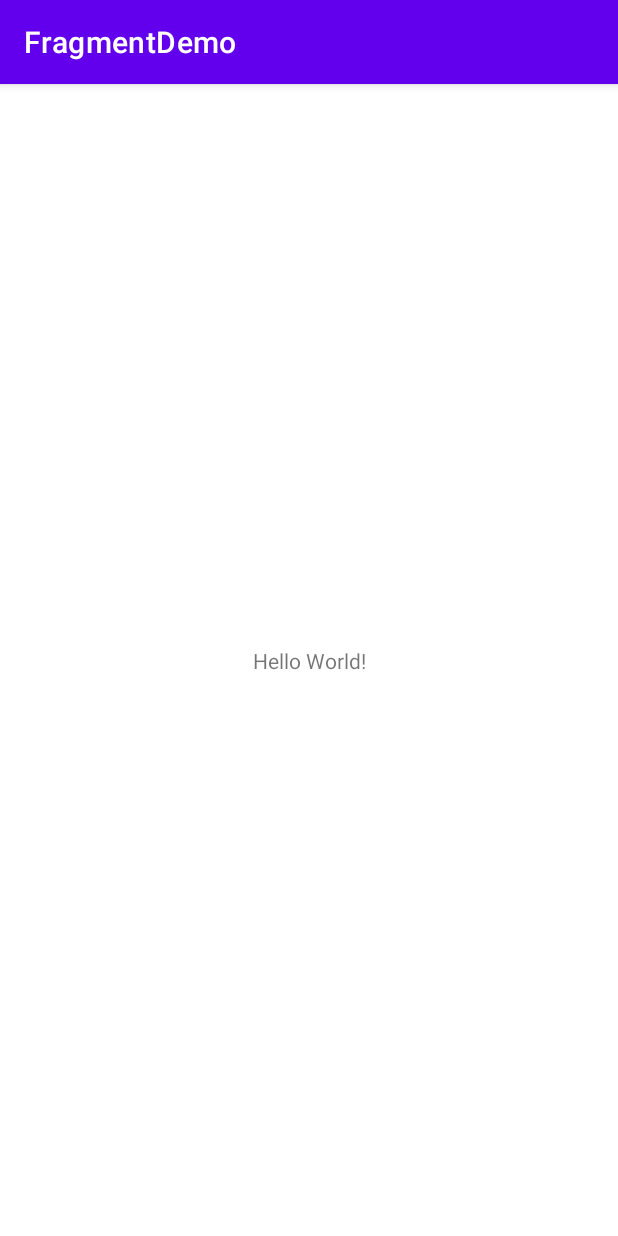
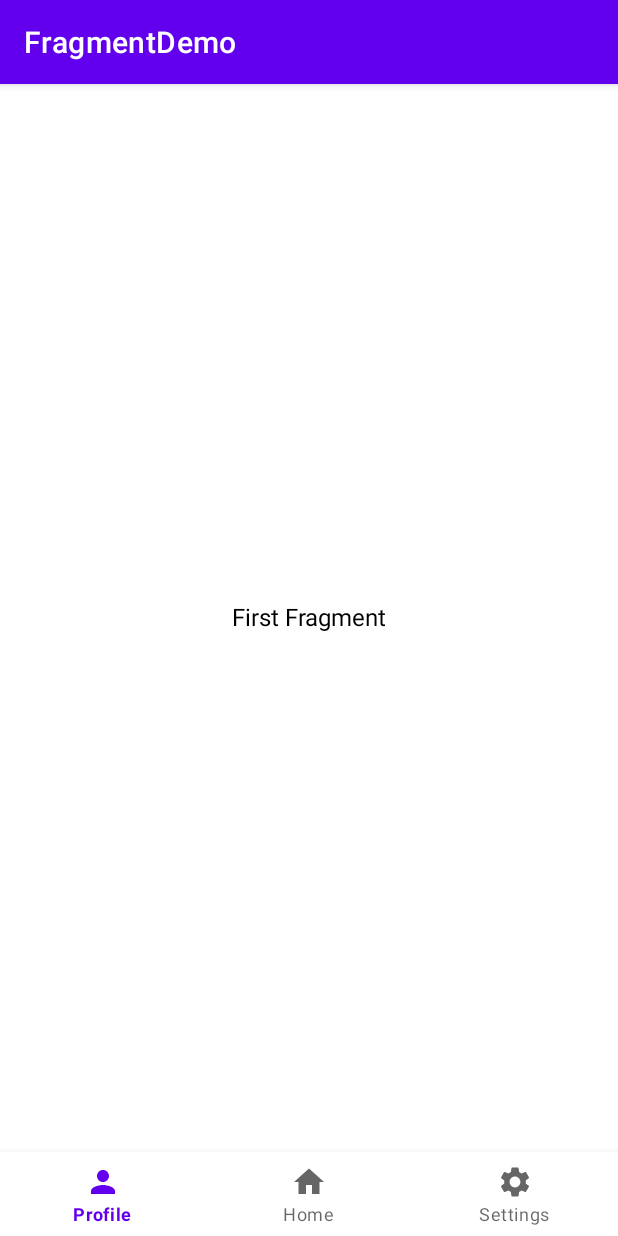
Before and after one commit to basakjeet08/FragmentDemo, an Android app: the screen it shows after launch (MainActivity), on a phone screen of 412 x 824 dp. Run offline under Robolectric (Android 15) with nearby library versions, the phone set to English and light mode, and no system bars; our stand-ins replace navigation-ui.

Commit message:
Done With the Fragment Demos

```diff
--- a/app/src/main/java/com/basakjeet08/fragmentdemo/MainActivity.kt
+++ b/app/src/main/java/com/basakjeet08/fragmentdemo/MainActivity.kt
@@ -2,10 +2,22 @@ package com.basakjeet08.fragmentdemo
 
 import androidx.appcompat.app.AppCompatActivity
 import android.os.Bundle
+import androidx.navigation.fragment.NavHostFragment
+import androidx.navigation.ui.setupWithNavController
+import com.basakjeet08.fragmentdemo.databinding.ActivityMainBinding
 
+private lateinit var binding : ActivityMainBinding
 class MainActivity : AppCompatActivity() {
     override fun onCreate(savedInstanceState: Bundle?) {
         super.onCreate(savedInstanceState)
-        setContentView(R.layout.activity_main)
+        binding = ActivityMainBinding.inflate(layoutInflater)
+        setContentView(binding.root)
+
+
+        val bottomNavigationView = binding.bottomNavigationView
+        val navHostFragment =supportFragmentManager.findFragmentById(R.id.NavHostFragment) as NavHostFragment
+        val navController =navHostFragment.navController
+        bottomNavigationView.setupWithNavController(navController)
+
     }
 }
--- /dev/null
+++ b/app/src/main/res/drawable/ic_home.xml
@@ -0,0 +1,5 @@
+<vector android:height="24dp" android:tint="#000000"
+    android:viewportHeight="24" android:viewportWidth="24"
+    android:width="24dp" xmlns:android="http://schemas.android.com/apk/res/android">
+    <path android:fillColor="@android:color/white" android:pathData="M10,20v-6h4v6h5v-8h3L12,3 2,12h3v8z"/>
+</vector>
--- /dev/null
+++ b/app/src/main/res/drawable/ic_profile.xml
@@ -0,0 +1,5 @@
+<vector android:height="24dp" android:tint="#000000"
+    android:viewportHeight="24" android:viewportWidth="24"
+    android:width="24dp" xmlns:android="http://schemas.android.com/apk/res/android">
+    <path android:fillColor="@android:color/white" android:pathData="M12,12c2.21,0 4,-1.79 4,-4s-1.79,-4 -4,-4 -4,1.79 -4,4 1.79,4 4,4zM12,14c-2.67,0 -8,1.34 -8,4v2h16v-2c0,-2.66 -5.33,-4 -8,-4z"/>
+</vector>
--- /dev/null
+++ b/app/src/main/res/drawable/ic_settings.xml
@@ -0,0 +1,5 @@
+<vector android:height="24dp" android:tint="#000000"
+    android:viewportHeight="24" android:viewportWidth="24"
+    android:width="24dp" xmlns:android="http://schemas.android.com/apk/res/android">
+    <path android:fillColor="@android:color/white" android:pathData="M19.14,12.94c0.04,-0.3 0.06,-0.61 0.06,-0.94c0,-0.32 -0.02,-0.64 -0.07,-0.94l2.03,-1.58c0.18,-0.14 0.23,-0.41 0.12,-0.61l-1.92,-3.32c-0.12,-0.22 -0.37,-0.29 -0.59,-0.22l-2.39,0.96c-0.5,-0.38 -1.03,-0.7 -1.62,-0.94L14.4,2.81c-0.04,-0.24 -0.24,-0.41 -0.48,-0.41h-3.84c-0.24,0 -0.43,0.17 -0.47,0.41L9.25,5.35C8.66,5.59 8.12,5.92 7.63,6.29L5.24,5.33c-0.22,-0.08 -0.47,0 -0.59,0.22L2.74,8.87C2.62,9.08 2.66,9.34 2.86,9.48l2.03,1.58C4.84,11.36 4.8,11.69 4.8,12s0.02,0.64 0.07,0.94l-2.03,1.58c-0.18,0.14 -0.23,0.41 -0.12,0.61l1.92,3.32c0.12,0.22 0.37,0.29 0.59,0.22l2.39,-0.96c0.5,0.38 1.03,0.7 1.62,0.94l0.36,2.54c0.05,0.24 0.24,0.41 0.48,0.41h3.84c0.24,0 0.44,-0.17 0.47,-0.41l0.36,-2.54c0.59,-0.24 1.13,-0.56 1.62,-0.94l2.39,0.96c0.22,0.08 0.47,0 0.59,-0.22l1.92,-3.32c0.12,-0.22 0.07,-0.47 -0.12,-0.61L19.14,12.94zM12,15.6c-1.98,0 -3.6,-1.62 -3.6,-3.6s1.62,-3.6 3.6,-3.6s3.6,1.62 3.6,3.6S13.98,15.6 12,15.6z"/>
+</vector>
--- a/app/src/main/res/layout/activity_main.xml
+++ b/app/src/main/res/layout/activity_main.xml
@@ -6,13 +6,25 @@
     android:layout_height="match_parent"
     tools:context=".MainActivity">
 
-    <TextView
-        android:layout_width="wrap_content"
+    <com.google.android.material.bottomnavigation.BottomNavigationView
+        android:id="@+id/bottomNavigationView"
+        android:layout_width="match_parent"
         android:layout_height="wrap_content"
-        android:text="Hello World!"
         app:layout_constraintBottom_toBottomOf="parent"
         app:layout_constraintEnd_toEndOf="parent"
         app:layout_constraintStart_toStartOf="parent"
-        app:layout_constraintTop_toTopOf="parent" />
+        app:menu="@menu/menu_bottom_navigation"/>
 
+    <androidx.fragment.app.FragmentContainerView
+        android:id="@+id/NavHostFragment"
+        android:name="androidx.navigation.fragment.NavHostFragment"
+        android:layout_width="409dp"
+        android:layout_height="673dp"
+        android:layout_marginBottom="2dp"
+        app:defaultNavHost="true"
+        app:layout_constraintBottom_toTopOf="@+id/bottomNavigationView"
+        app:layout_constraintEnd_toEndOf="parent"
+        app:layout_constraintStart_toStartOf="parent"
+        app:layout_constraintTop_toTopOf="parent"
+        app:navGraph="@navigation/nav_graph" />
 </androidx.constraintlayout.widget.ConstraintLayout>
--- a/app/src/main/res/layout/fragment_first.xml
+++ b/app/src/main/res/layout/fragment_first.xml
@@ -1,14 +1,19 @@
 <?xml version="1.0" encoding="utf-8"?>
-<FrameLayout xmlns:android="http://schemas.android.com/apk/res/android"
+<LinearLayout xmlns:android="http://schemas.android.com/apk/res/android"
     xmlns:tools="http://schemas.android.com/tools"
     android:layout_width="match_parent"
     android:layout_height="match_parent"
-    tools:context=".fragments.FirstFragment">
-
-    <!-- TODO: Update blank fragment layout -->
+    tools:context=".fragments.FirstFragment"
+    android:gravity="center"
+    >
     <TextView
         android:layout_width="match_parent"
-        android:layout_height="match_parent"
-        android:text="@string/hello_blank_fragment" />
+        android:layout_height="wrap_content"
+        android:textSize="16sp"
+        android:gravity="center"
+        android:textColor="@color/black"
+        android:text="@string/first_fragment"
+        />
 
-</FrameLayout>
+
+</LinearLayout>
--- /dev/null
+++ b/app/src/main/res/menu/menu_bottom_navigation.xml
@@ -0,0 +1,16 @@
+<?xml version="1.0" encoding="utf-8"?>
+<menu xmlns:android="http://schemas.android.com/apk/res/android">
+
+    <item
+        android:id="@+id/firstFragment"
+        android:icon="@drawable/ic_profile"
+        android:title="@string/profile" />
+    <item
+        android:id="@+id/secondFragment"
+        android:icon="@drawable/ic_home"
+        android:title="@string/home" />
+    <item
+        android:id="@+id/thirdFragment"
+        android:icon="@drawable/ic_settings"
+        android:title="@string/settings" />
+</menu>
--- /dev/null
+++ b/app/src/main/res/navigation/nav_graph.xml
@@ -0,0 +1,32 @@
+<?xml version="1.0" encoding="utf-8"?>
+<navigation xmlns:android="http://schemas.android.com/apk/res/android"
+    xmlns:app="http://schemas.android.com/apk/res-auto"
+    xmlns:tools="http://schemas.android.com/tools"
+    android:id="@+id/nav_graph"
+    app:startDestination="@id/firstFragment">
+
+    <fragment
+        android:id="@+id/firstFragment"
+        android:name="com.basakjeet08.fragmentdemo.fragments.FirstFragment"
+        android:label="fragment_first"
+        tools:layout="@layout/fragment_first" />
+    <fragment
+        android:id="@+id/secondFragment"
+        android:name="com.basakjeet08.fragmentdemo.fragments.SecondFragment"
+        android:label="fragment_second"
+        tools:layout="@layout/fragment_second" >
+        <action
+            android:id="@+id/action_secondFragment_to_fourthFragment"
+            app:destination="@id/fourthFragment" />
+    </fragment>
+    <fragment
+        android:id="@+id/thirdFragment"
+        android:name="com.basakjeet08.fragmentdemo.fragments.ThirdFragment"
+        android:label="fragment_third"
+        tools:layout="@layout/fragment_third" />
+    <fragment
+        android:id="@+id/fourthFragment"
+        android:name="com.basakjeet08.fragmentdemo.fragments.FourthFragment"
+        android:label="fragment_fourth"
+        tools:layout="@layout/fragment_fourth" />
+</navigation>
--- a/app/src/main/res/values/strings.xml
+++ b/app/src/main/res/values/strings.xml
@@ -2,4 +2,12 @@
     <string name="app_name">FragmentDemo</string>
     <!-- TODO: Remove or change this placeholder text -->
     <string name="hello_blank_fragment">Hello blank fragment</string>
+    <string name="profile">Profile</string>
+    <string name="home">Home</string>
+    <string name="settings">Settings</string>
+    <string name="first_fragment">First Fragment</string>
+    <string name="_4th_fragment">4th Fragment</string>
+    <string name="fourth_fragment">Fourth Fragment</string>
+    <string name="second_fragment">Second Fragment</string>
+    <string name="third_fragment">Third Fragment</string>
 </resources>
```
Also changed, not shown: app/build.gradle (+7 -0 lines), app/src/main/java/com/basakjeet08/fragmentdemo/fragments/SecondFragment.kt (+9 -1 lines), app/src/main/res/layout/fragment_fourth.xml (+10 -7 lines), app/src/main/res/layout/fragment_second.xml (+17 -6 lines), app/src/main/res/layout/fragment_third.xml (+10 -7 lines).
